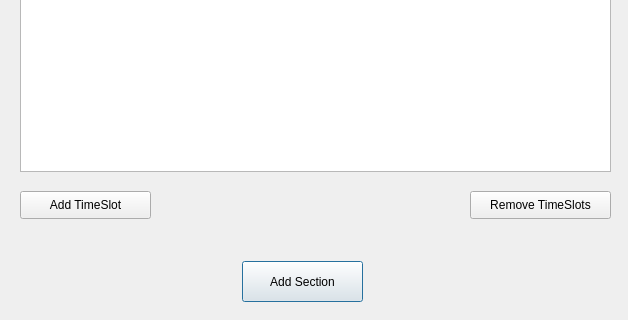
Qt form PreRegistrationGui/dialogsection.ui (ritaaoun/Preregistration) before a commit; both pictures show x 0 to 628 and y 179 to 499 of the 628 by 499 pixel window.
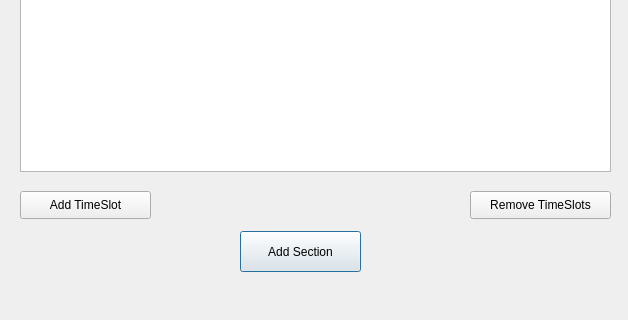
The same form after that commit.

What changed in the file:
```diff
--- a/PreRegistrationGui/dialogsection.ui
+++ b/PreRegistrationGui/dialogsection.ui
@@ -39,8 +39,8 @@
   <widget class="QPushButton" name="pbAddSection">
    <property name="geometry">
     <rect>
-     <x>242</x>
-     <y>440</y>
+     <x>240</x>
+     <y>410</y>
      <width>121</width>
      <height>41</height>
     </rect>
@@ -170,6 +170,19 @@
     </item>
    </layout>
   </widget>
+  <widget class="QLabel" name="labelMessage">
+   <property name="geometry">
+    <rect>
+     <x>100</x>
+     <y>460</y>
+     <width>461</width>
+     <height>16</height>
+    </rect>
+   </property>
+   <property name="text">
+    <string/>
+   </property>
+  </widget>
  </widget>
  <resources/>
  <connections/>
```
Left out of the diff: 2 changed lines with no effect on the pictures.
